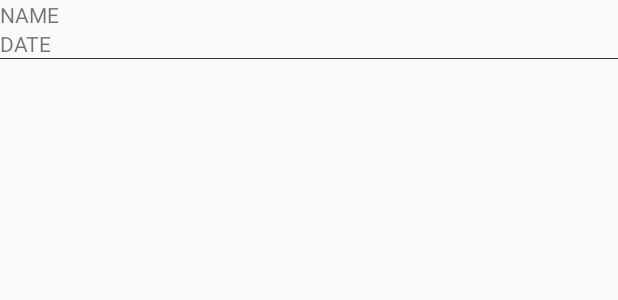
After one commit to kdeganos/YTplaylists, an Android app: the layout playlist_list_item.xml on its own in the app's theme, with its tools: preview values and no code run, on a phone screen of 412 x 824 dp. The commit adds this screen. Shown: the top 300 px of the screen. Run offline under Robolectric (Android 15) with nearby library versions, the phone set to English and light mode, and no system bars.

```diff
--- a/app/src/main/java/com/epicodus/ytplaylists/Constants.java
+++ b/app/src/main/java/com/epicodus/ytplaylists/Constants.java
@@ -13,6 +13,8 @@ public class Constants {
     public static final String FIREBASE_CHILD_USERS = "users";
     public static final String FIREBASE_CHILD_PLAYLISTIDS = "playlistIds";
     public static final String FIREBASE_CHILD_PLAYLISTS = "playlists";
+    public static final String FIREBASE_CHILD_VIDEOS = "videos";
+
 
 
 }
--- a/app/src/main/res/layout/activity_main.xml
+++ b/app/src/main/res/layout/activity_main.xml
@@ -6,6 +6,12 @@
     tools:context=".ui.MainActivity"
     android:background="@color/colorPrimary">
 
+
+    <android.support.v7.widget.RecyclerView
+        android:layout_width="match_parent"
+        android:layout_height="match_parent"
+        android:id="@+id/recyclerView"
+        />
 
     <EditText
         android:layout_width="wrap_content"
--- /dev/null
+++ b/app/src/main/res/layout/playlist_list_item.xml
@@ -0,0 +1,23 @@
+<?xml version="1.0" encoding="utf-8"?>
+<LinearLayout xmlns:android="http://schemas.android.com/apk/res/android"
+    android:orientation="vertical" android:layout_width="match_parent"
+    android:layout_height="match_parent">
+
+    <TextView
+        android:layout_width="wrap_content"
+        android:layout_height="wrap_content"
+        android:text="NAME"
+        android:id="@+id/playlistNameTextView" />
+
+    <TextView
+        android:layout_width="wrap_content"
+        android:layout_height="wrap_content"
+        android:text="DATE"
+        android:id="@+id/playlistDateTextView" />
+
+    <View
+        android:layout_width="match_parent"
+        android:layout_height="1px"
+        android:id="@+id/movieDivider"
+        android:background="#333"/>
+</LinearLayout>
```
Also changed, not shown: app/src/main/java/com/epicodus/ytplaylists/adapters/FirebasePlaylistViewHolder.java (added, +37 -0 lines), app/src/main/java/com/epicodus/ytplaylists/adapters/VideoListAdapter.java (+43 -7 lines), app/src/main/java/com/epicodus/ytplaylists/models/PlaylistObj.java (+14 -5 lines), app/src/main/java/com/epicodus/ytplaylists/ui/MainActivity.java (+21 -1 lines), app/src/main/java/com/epicodus/ytplaylists/ui/PlaylistActivity.java (+18 -7 lines), app/src/main/java/com/epicodus/ytplaylists/ui/SearchActivity.java (+6 -1 lines), app/src/main/res/layout/video_list_item.xml (+4 -4 lines).
